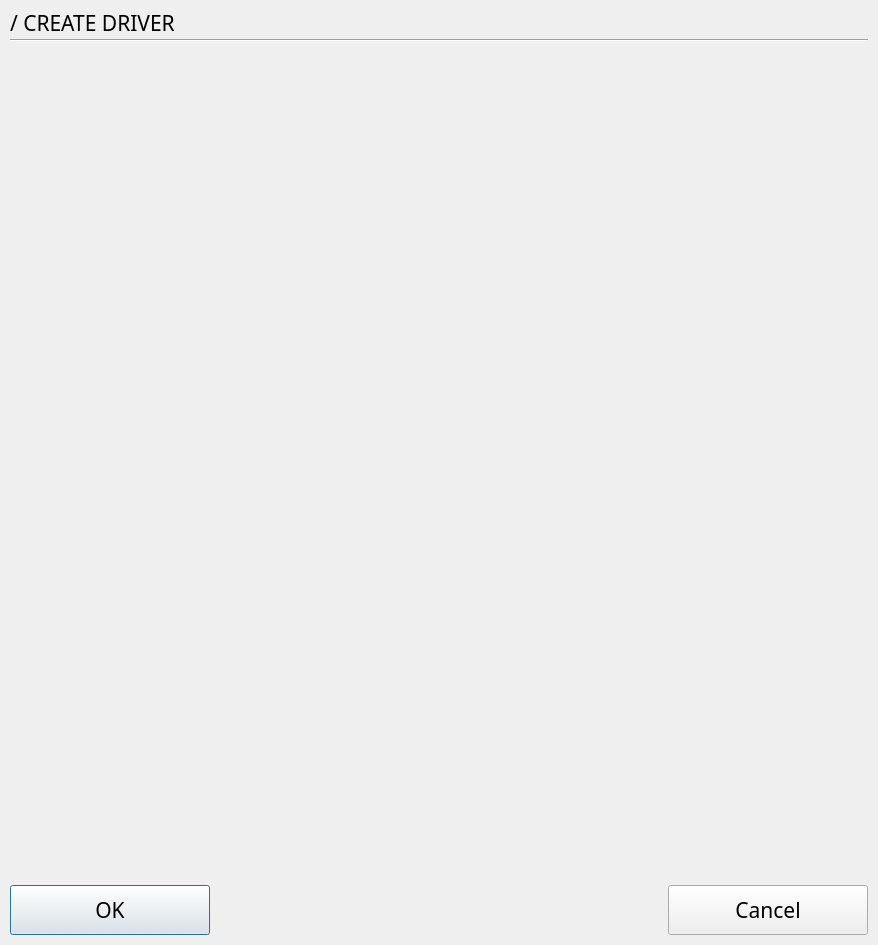
The window that trunk/QTimeTrial/resources/ui/dialogcreatedriver.ui (flomar/rFactor2TimeTrial) describes before a commit, drawn with Qt 5.
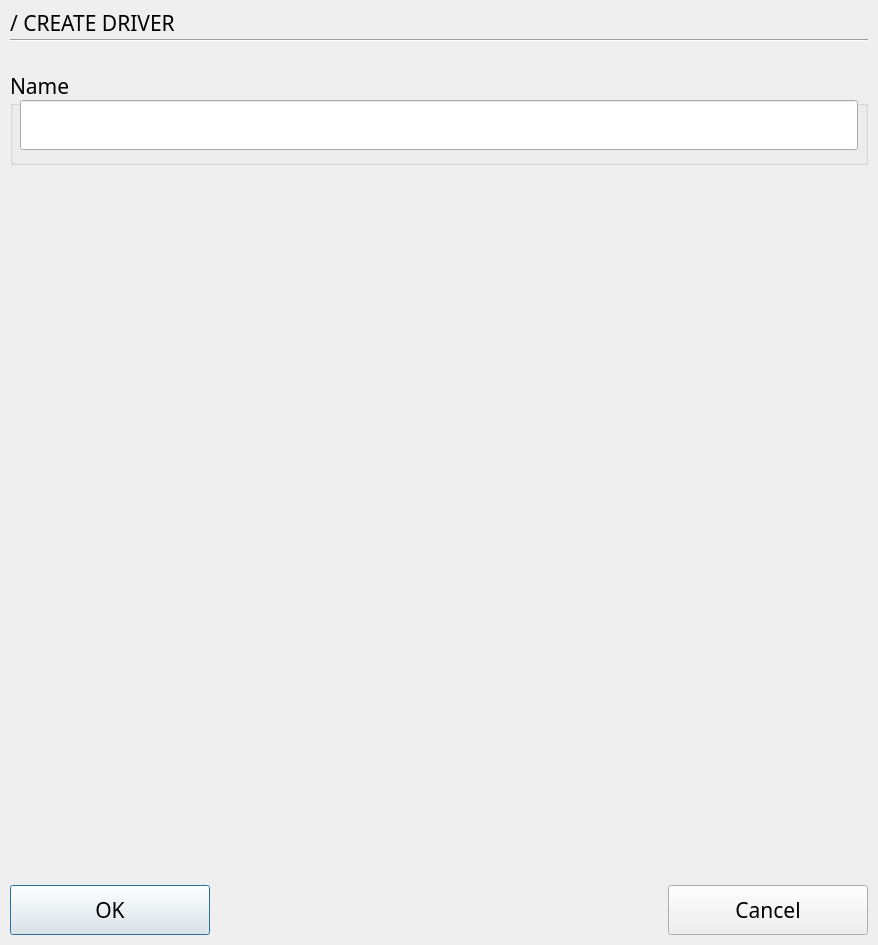
The same window after the commit.

Commit message: heavily extended GUI implementation, drivers can now be created/deleted through the user interface

```diff
--- a/trunk/QTimeTrial/resources/ui/dialogcreatedriver.ui
+++ b/trunk/QTimeTrial/resources/ui/dialogcreatedriver.ui
@@ -91,6 +91,46 @@
     <string>Cancel</string>
    </property>
   </widget>
+  <widget class="QGroupBox" name="groupBoxDriverName">
+   <property name="geometry">
+    <rect>
+     <x>10</x>
+     <y>70</y>
+     <width>858</width>
+     <height>95</height>
+    </rect>
+   </property>
+   <property name="font">
+    <font>
+     <pointsize>16</pointsize>
+    </font>
+   </property>
+   <property name="title">
+    <string>Name</string>
+   </property>
+   <widget class="QLineEdit" name="lineEditDriverName">
+    <property name="geometry">
+     <rect>
+      <x>10</x>
+      <y>30</y>
+      <width>838</width>
+      <height>50</height>
+     </rect>
+    </property>
+    <property name="font">
+     <font>
+      <family>Bitwise</family>
+      <pointsize>16</pointsize>
+     </font>
+    </property>
+    <property name="text">
+     <string/>
+    </property>
+    <property name="readOnly">
+     <bool>false</bool>
+    </property>
+   </widget>
+  </widget>
  </widget>
  <resources/>
  <connections/>
```
The commit also changes 10 other files.
